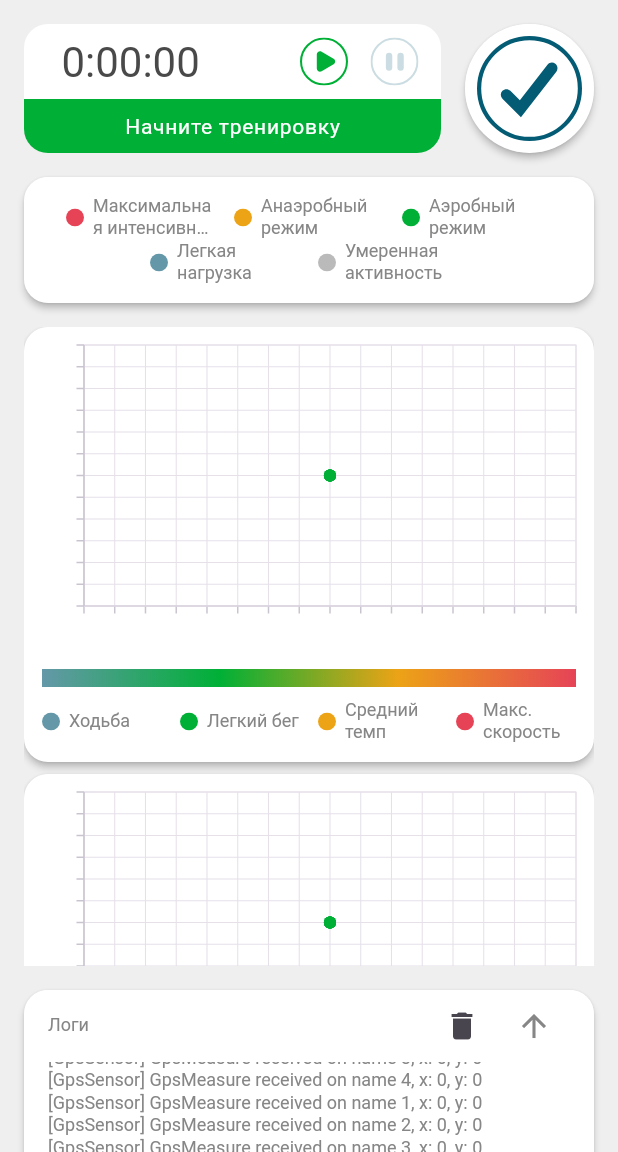
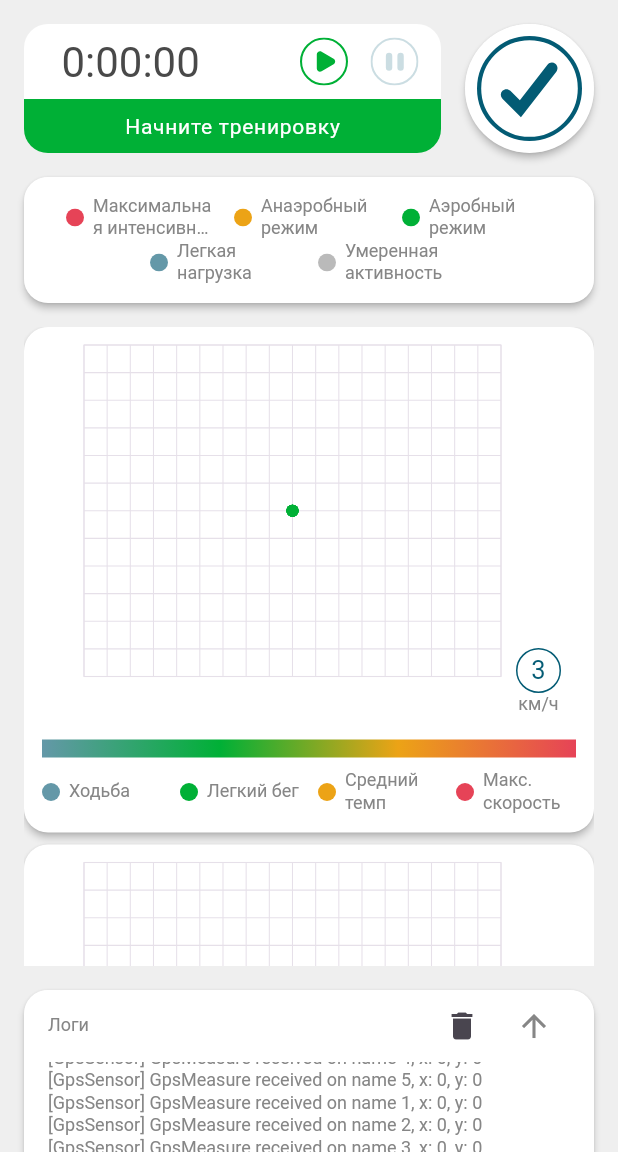
Before and after one commit to maxmasli/inmotion_mobile_test, a Flutter app: the screen it shows after launch, on a phone screen of 412 x 824 dp, the part 84-1236 px from its top. Run offline on Flutter 3.47's test engine with Material 3 defaults, Android fonts, the light colour scheme and no system bars; drawn by our look-alikes of scrollable_positioned_list; our stand-ins replace auto_route, flutter_svg, get_it, syncfusion_flutter_charts; missing offline and left inert: expansion_widget.

Commit message:
make scroll behavior and zooming charts

```diff
--- a/lib/core/colors.dart
+++ b/lib/core/colors.dart
@@ -10,6 +10,7 @@ abstract class AppColors {
   static const Color lightGreen = Color.fromARGB(255, 128, 216, 155);
   static const Color lightGreen2 = Color.fromARGB(255, 191, 235, 204);
   static const Color blue = Color.fromARGB(255, 100, 152, 168);
+  static const Color darkBlue = Color.fromARGB(255, 3, 91, 116);
   static const Color red = Color.fromARGB(255, 230, 67, 87);
   static const Color orange = Color.fromARGB(255, 236, 163, 22);
 }
--- /dev/null
+++ b/lib/core/presentation/app_icon_button.dart
@@ -0,0 +1,20 @@
+import 'package:flutter/material.dart';
+
+class AppIconButton extends StatelessWidget {
+  const AppIconButton({
+    super.key,
+    required this.icon,
+    required this.onPressed,
+  });
+
+  final Widget icon;
+  final VoidCallback onPressed;
+
+  @override
+  Widget build(BuildContext context) {
+    return IconButton(
+      onPressed: onPressed,
+      icon: icon,
+    );
+  }
+}
--- a/lib/core/themes.dart
+++ b/lib/core/themes.dart
@@ -31,7 +31,8 @@ ThemeData createLightTheme() {
       thickness: 0.8,
       space: 1,
     ),
-      appBarTheme: const AppBarTheme(backgroundColor: AppColors.lightGreen));
+    appBarTheme: const AppBarTheme(backgroundColor: AppColors.lightGreen),
+  );
 }
 
 TextTheme _baseTextTheme(bool isDark) {
--- a/lib/features/train/data/data_sources/demo_resources.dart
+++ b/lib/features/train/data/data_sources/demo_resources.dart
@@ -5,4 +5,5 @@ final demoPlayersList = [
   PlayerEntity(name: "name 2", number: 10),
   PlayerEntity(name: "name 3", number: 10),
   PlayerEntity(name: "name 4", number: 10),
+  PlayerEntity(name: "name 5", number: 10),
 ];
--- a/lib/features/train/presentation/pages/train_screen.dart
+++ b/lib/features/train/presentation/pages/train_screen.dart
@@ -2,7 +2,7 @@ import 'package:auto_route/annotations.dart';
 import 'package:flutter/material.dart';
 import 'package:flutter_svg/flutter_svg.dart';
 import 'package:inmotion_mobile_test/features/train/presentation/provider/train_provider.dart';
-import 'package:inmotion_mobile_test/features/train/presentation/widgets/main_body.dart';
+import 'package:inmotion_mobile_test/features/train/presentation/widgets/train_body.dart';
 import 'package:inmotion_mobile_test/resources/resources.dart';
 import 'package:provider/provider.dart';
 
@@ -18,7 +18,7 @@ class TrainScreen extends StatelessWidget {
         appBar: AppBar(
           title: SvgPicture.asset(AppIcons.logo, width: 120),
         ),
-        body: const MainBody(),
+        body: const TrainBody(),
       ),
     );
   }
--- a/lib/features/train/presentation/widgets/player_line_chart.dart
+++ b/lib/features/train/presentation/widgets/player_line_chart.dart
@@ -25,6 +25,13 @@ class PlayerLineChart extends StatelessWidget {
   Widget build(BuildContext context) {
     print('build');
     return SfCartesianChart(
+      zoomPanBehavior: ZoomPanBehavior(
+        enablePinching: true,
+        enablePanning: true,
+        zoomMode: ZoomMode.xy,
+        maximumZoomLevel: 0.5,
+        enableDoubleTapZooming: true,
+      ),
       margin: EdgeInsets.zero,
       primaryYAxis: const NumericAxis(
         interval: 10,
@@ -32,13 +39,17 @@ class PlayerLineChart extends StatelessWidget {
         minimum: -60,
         maximum: 60,
         labelStyle: TextStyle(color: Colors.transparent),
+        axisLine: AxisLine(color: Colors.transparent),
+        majorTickLines: MajorTickLines(color: Colors.transparent),
       ),
       primaryXAxis: const NumericAxis(
         interval: 10,
         crossesAt: 0,
-        minimum: -80,
-        maximum: 80,
+        minimum: -90,
+        maximum: 90,
         labelStyle: TextStyle(color: Colors.transparent),
+        axisLine: AxisLine(color: Colors.transparent),
+        majorTickLines: MajorTickLines(color: Colors.transparent),
       ),
       series: [
         ScatterSeries(
--- a/lib/features/train/presentation/widgets/player_tile.dart
+++ b/lib/features/train/presentation/widgets/player_tile.dart
@@ -1,7 +1,10 @@
+import 'dart:developer';
+
 import 'package:expansion_widget/expansion_widget.dart';
 import 'package:flutter/material.dart';
 import 'package:flutter_svg/flutter_svg.dart';
 import 'package:inmotion_mobile_test/core/colors.dart';
+import 'package:inmotion_mobile_test/core/presentation/app_icon_button.dart';
 import 'package:inmotion_mobile_test/core/utils/stats_calculator.dart';
 import 'package:inmotion_mobile_test/core/utils/utils.dart';
 import 'package:inmotion_mobile_test/features/train/domain/entities/player_entity.dart';
@@ -11,16 +14,30 @@ import 'package:inmotion_mobile_test/features/train/presentation/widgets/ranges_
 import 'package:inmotion_mobile_test/resources/resources.dart';
 import 'package:provider/provider.dart';
 
-class PlayerTile extends StatelessWidget {
-  const PlayerTile({super.key, required this.player});
+class PlayerTile extends StatefulWidget {
+  const PlayerTile({
+    super.key,
+    required this.player,
+    required this.maxHeight,
+    this.onExpansionWillChange,
+  });
 
   final PlayerEntity player;
+  final double maxHeight;
+  final Function(PlayerEntity, bool)? onExpansionWillChange;
+
+  @override
+  State<PlayerTile> createState() => _PlayerTileState();
+}
+
+class _PlayerTileState extends State<PlayerTile> {
+  final titleHeight = 84.0;
 
   @override
   Widget build(BuildContext context) {
     final theme = Theme.of(context);
     return ChangeNotifierProvider.value(
-      value: player,
+      value: widget.player,
       child: Consumer<PlayerEntity>(
         builder: (context, player, child) {
           return PhysicalModel(
@@ -28,17 +45,24 @@ class PlayerTile extends StatelessWidget {
             borderRadius: BorderRadius.circular(16),
             elevation: 2,
             child: ExpansionWidget(
+              duration: Duration.zero,
+              onExpansionWillChange: (isExpanded) {
+                if (widget.onExpansionWillChange != null) {
+                  widget.onExpansionWillChange!(player, isExpanded);
+                }
+                return true;
+              },
               titleBuilder:
                   (animationValue, easeInValue, isExpanded, toggleFunction) {
                 return ClipRRect(
                   borderRadius: BorderRadius.circular(16),
                   child: GestureDetector(
                     onTap: () {
-                      toggleFunction(animated: true);
+                      toggleFunction();
                     },
                     child: Container(
                       color: theme.colorScheme.primaryContainer,
-                      height: 84,
+                      height: titleHeight,
                       child: Row(
                         children: [
                           Container(
@@ -181,8 +205,49 @@ class PlayerTile extends StatelessWidget {
                 child: Column(
                   children: [
                     SizedBox(
-                      height: 200,
-                      child: PlayerLineChart(data: player.coordinates),
+                      height: widget.maxHeight - titleHeight - 95,
+                      child: Row(
+                        children: [
+                          Expanded(
+                            child: PlayerLineChart(data: player.coordinates),
+                          ),
+                          Padding(
+                            padding: const EdgeInsets.symmetric(horizontal: 10),
+                            child: Column(
+                              mainAxisAlignment: MainAxisAlignment.end,
+                              children: [
+                                Column(
+                                  mainAxisSize: MainAxisSize.min,
+                                  crossAxisAlignment: CrossAxisAlignment.center,
+                                  children: [
+                                    Container(
+                                      width: 30,
+                                      height: 30,
+                                      alignment: Alignment.center,
+                                      decoration: BoxDecoration(
+                                        shape: BoxShape.circle,
+                                        border: Border.all(
+                                            color: AppColors.darkBlue),
+                                      ),
+                                      child: Text(
+                                        "${player.speed}",
+                                        style: theme.textTheme.labelMedium
+                                            ?.copyWith(
+                                                color: AppColors.darkBlue),
+                                      ),
+                                    ),
+                                    // TODO переделать с intl
+                                    Text(
+                                      "км/ч",
+                                      style: theme.textTheme.displaySmall,
+                                    )
+                                  ],
+                                )
+                              ],
+                            ),
+                          )
+                        ],
+                      ),
                     ),
                     const SizedBox(height: 16),
                     Container(
--- a/lib/features/train/presentation/widgets/main_body.dart
+++ b/lib/features/train/presentation/widgets/train_body.dart
@@ -1,3 +1,5 @@
+import 'dart:developer';
+
 import 'package:flutter/material.dart';
 import 'package:inmotion_mobile_test/core/presentation/app_logs_controller.dart';
 import 'package:inmotion_mobile_test/core/presentation/app_timer_controller.dart';
@@ -9,17 +11,29 @@ import 'package:inmotion_mobile_test/features/train/presentation/widgets/logs_wi
 import 'package:inmotion_mobile_test/features/train/presentation/widgets/player_tile.dart';
 import 'package:inmotion_mobile_test/features/train/presentation/widgets/status_widget.dart';
 import 'package:provider/provider.dart';
+import 'package:scrollable_positioned_list/scrollable_positioned_list.dart';
 
-class MainBody extends StatefulWidget {
-  const MainBody({super.key});
+class TrainBody extends StatefulWidget {
+  const TrainBody({super.key});
 
   @override
-  State<MainBody> createState() => _MainBodyState();
+  State<TrainBody> createState() => _TrainBodyState();
 }
 
-class _MainBodyState extends State<MainBody> {
+class _TrainBodyState extends State<TrainBody> {
   final appTimerController = AppTimerController();
   final l = getIt<AppLogsController>();
+  final itemController = ItemScrollController();
+  var isExpanded = false;
+
+  void scrollToIndex(int index) {
+    itemController.scrollTo(
+      index: index,
+      duration: const Duration(milliseconds: 200),
+      alignment: 0,
+      curve: Curves.easeInOut,
+    );
+  }
 
   @override
   Widget build(BuildContext context) {
@@ -55,14 +69,31 @@ class _MainBodyState extends State<MainBody> {
           const LegendWidget(),
           const SizedBox(height: 16),
           Expanded(
-            child: ListView.separated(
+            child: LayoutBuilder(
+              builder: (context, constraints) {
+                return ScrollablePositionedList.separated(
+                  physics: isExpanded ? const NeverScrollableScrollPhysics() : null,
                   itemCount: model.players.length,
+                  itemScrollController: itemController,
                   itemBuilder: (context, i) {
-                return PlayerTile(player: model.players[i]);
+                    return PlayerTile(
+                      maxHeight: constraints.maxHeight,
+                      player: model.players[i],
+                      onExpansionWillChange: (_, isExpanded) {
+                        if (isExpanded) {
+                          scrollToIndex(i);
+                        }
+                        setState(() {
+                          this.isExpanded = !this.isExpanded;
+                        });
+                      },
+                    );
                   },
                   separatorBuilder: (context, i) {
                     return const SizedBox(height: 8);
                   },
+                );
+              }
             ),
           ),
           const SizedBox(height: 16),
--- a/lib/resources/app_icons.dart
+++ b/lib/resources/app_icons.dart
@@ -3,6 +3,7 @@ part of 'resources.dart';
 class AppIcons {
   AppIcons._();
 
+  static const String arrowUp = 'assets/icons/arrow_up.svg';
   static const String error = 'assets/icons/error.svg';
   static const String heart = 'assets/icons/heart.svg';
   static const String logo = 'assets/icons/logo.svg';
--- a/pubspec.yaml
+++ b/pubspec.yaml
@@ -21,6 +21,7 @@ dependencies:
   expansion_widget: ^0.0.3
   syncfusion_flutter_charts: ^24.2.3+1
   collection: ^1.18.0
+  scrollable_positioned_list: ^0.3.8
 
 dev_dependencies:
   flutter_test:
```
Also changed, not shown: assets/icons/arrow_up.svg (added), pubspec.lock, 1 other file. Lines whose indentation alone changed are shown as unchanged.
